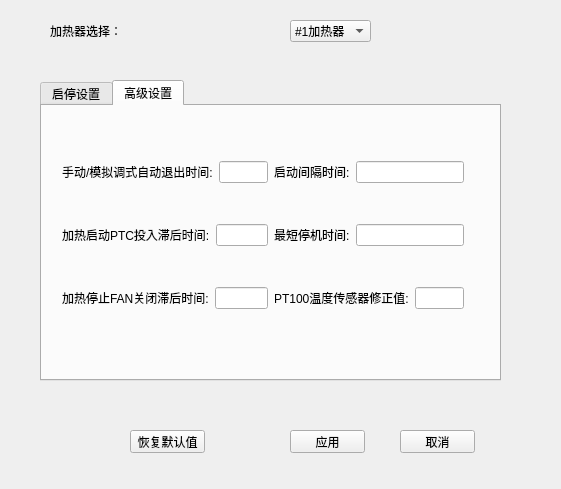
Before: the Qt Designer form cheaterparametersettings.ui in samier958/heaterClient, drawn with Qt 5.
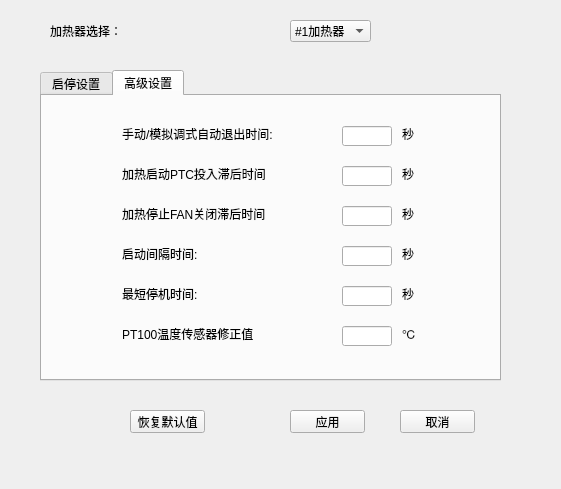
After: the same form once the commit is applied. The open tabs and pages were chosen to show the change.

Commit message: Align the form in the project.

Diff of the .ui file:
```diff
--- a/cheaterparametersettings.ui
+++ b/cheaterparametersettings.ui
@@ -17,9 +17,9 @@
    <property name="geometry">
     <rect>
      <x>40</x>
-     <y>80</y>
+     <y>70</y>
      <width>461</width>
-     <height>301</height>
+     <height>311</height>
     </rect>
    </property>
    <property name="currentIndex">
@@ -166,109 +166,239 @@
     <attribute name="title">
      <string>高级设置</string>
     </attribute>
-    <widget class="QWidget" name="layoutWidget">
+    <widget class="QLabel" name="label_18">
      <property name="geometry">
       <rect>
-       <x>20</x>
-       <y>20</y>
-       <width>402</width>
-       <height>221</height>
+       <x>360</x>
+       <y>150</y>
+       <width>16</width>
+       <height>16</height>
       </rect>
      </property>
-     <layout class="QHBoxLayout" name="horizontalLayout_11">
-      <item>
-       <layout class="QVBoxLayout" name="verticalLayout_3">
-        <item>
-         <layout class="QHBoxLayout" name="horizontalLayout_5">
-          <item>
-           <widget class="QLabel" name="label_5">
-            <property name="text">
-             <string>手动/模拟调式自动退出时间:</string>
-            </property>
-           </widget>
-          </item>
-          <item>
-           <widget class="QLineEdit" name="debugTerminateTimer"/>
-          </item>
-         </layout>
-        </item>
-        <item>
-         <layout class="QHBoxLayout" name="horizontalLayout_6">
-          <item>
-           <widget class="QLabel" name="label_6">
-            <property name="text">
-             <string>加热启动PTC投入滞后时间:</string>
-            </property>
-           </widget>
-          </item>
-          <item>
-           <widget class="QLineEdit" name="PTCDelayStart"/>
-          </item>
-         </layout>
-        </item>
-        <item>
-         <layout class="QHBoxLayout" name="horizontalLayout_7">
-          <item>
-           <widget class="QLabel" name="label_7">
-            <property name="text">
-             <string>加热停止FAN关闭滞后时间:</string>
-            </property>
-           </widget>
-          </item>
-          <item>
-           <widget class="QLineEdit" name="FANDelayStop"/>
-          </item>
-         </layout>
-        </item>
-       </layout>
-      </item>
-      <item>
-       <layout class="QVBoxLayout" name="verticalLayout_4">
-        <item>
-         <layout class="QHBoxLayout" name="horizontalLayout_8">
-          <item>
-           <widget class="QLabel" name="label_8">
-            <property name="text">
-             <string>启动间隔时间:</string>
-            </property>
-           </widget>
-          </item>
-          <item>
-           <widget class="QLineEdit" name="startInterval"/>
-          </item>
-         </layout>
-        </item>
-        <item>
-         <layout class="QHBoxLayout" name="horizontalLayout_9">
-          <item>
-           <widget class="QLabel" name="label_9">
-            <property name="text">
-             <string>最短停机时间:</string>
-            </property>
-           </widget>
-          </item>
-          <item>
-           <widget class="QLineEdit" name="minimumDowntime"/>
-          </item>
-         </layout>
-        </item>
-        <item>
-         <layout class="QHBoxLayout" name="horizontalLayout_10">
-          <item>
-           <widget class="QLabel" name="PT100TempSensorOffset_10">
-            <property name="text">
-             <string>PT100温度传感器修正值:</string>
-            </property>
-           </widget>
-          </item>
-          <item>
-           <widget class="QLineEdit" name="PT100TempSensorOffset"/>
-          </item>
-         </layout>
-        </item>
-       </layout>
-      </item>
-     </layout>
+     <property name="text">
+      <string>秒</string>
+     </property>
+    </widget>
+    <widget class="QLabel" name="label_19">
+     <property name="geometry">
+      <rect>
+       <x>360</x>
+       <y>190</y>
+       <width>16</width>
+       <height>16</height>
+      </rect>
+     </property>
+     <property name="text">
+      <string>秒</string>
+     </property>
+    </widget>
+    <widget class="QLabel" name="label_20">
+     <property name="geometry">
+      <rect>
+       <x>360</x>
+       <y>230</y>
+       <width>16</width>
+       <height>16</height>
+      </rect>
+     </property>
+     <property name="text">
+      <string>℃</string>
+     </property>
+    </widget>
+    <widget class="QLabel" name="label_6">
+     <property name="geometry">
+      <rect>
+       <x>80</x>
+       <y>70</y>
+       <width>144</width>
+       <height>16</height>
+      </rect>
+     </property>
+     <property name="text">
+      <string>加热启动PTC投入滞后时间:</string>
+     </property>
+    </widget>
+    <widget class="QLineEdit" name="PTCDelayStart">
+     <property name="geometry">
+      <rect>
+       <x>300</x>
+       <y>70</y>
+       <width>50</width>
+       <height>20</height>
+      </rect>
+     </property>
+     <property name="alignment">
+      <set>Qt::AlignCenter</set>
+     </property>
+    </widget>
+    <widget class="QLabel" name="label_16">
+     <property name="geometry">
+      <rect>
+       <x>360</x>
+       <y>70</y>
+       <width>16</width>
+       <height>16</height>
+      </rect>
+     </property>
+     <property name="text">
+      <string>秒</string>
+     </property>
+    </widget>
+    <widget class="QLabel" name="label_7">
+     <property name="geometry">
+      <rect>
+       <x>80</x>
+       <y>110</y>
+       <width>144</width>
+       <height>16</height>
+      </rect>
+     </property>
+     <property name="text">
+      <string>加热停止FAN关闭滞后时间:</string>
+     </property>
+    </widget>
+    <widget class="QLineEdit" name="FANDelayStop">
+     <property name="geometry">
+      <rect>
+       <x>300</x>
+       <y>110</y>
+       <width>50</width>
+       <height>20</height>
+      </rect>
+     </property>
+     <property name="alignment">
+      <set>Qt::AlignCenter</set>
+     </property>
+    </widget>
+    <widget class="QLabel" name="label_17">
+     <property name="geometry">
+      <rect>
+       <x>360</x>
+       <y>110</y>
+       <width>16</width>
+       <height>16</height>
+      </rect>
+     </property>
+     <property name="text">
+      <string>秒</string>
+     </property>
+    </widget>
+    <widget class="QLabel" name="label_5">
+     <property name="geometry">
+      <rect>
+       <x>80</x>
+       <y>30</y>
+       <width>160</width>
+       <height>16</height>
+      </rect>
+     </property>
+     <property name="text">
+      <string>手动/模拟调式自动退出时间:</string>
+     </property>
+    </widget>
+    <widget class="QLineEdit" name="debugTerminateTimer">
+     <property name="geometry">
+      <rect>
+       <x>300</x>
+       <y>30</y>
+       <width>50</width>
+       <height>20</height>
+      </rect>
+     </property>
+     <property name="alignment">
+      <set>Qt::AlignCenter</set>
+     </property>
+    </widget>
+    <widget class="QLabel" name="label_15">
+     <property name="geometry">
+      <rect>
+       <x>360</x>
+       <y>30</y>
+       <width>16</width>
+       <height>16</height>
+      </rect>
+     </property>
+     <property name="text">
+      <string>秒</string>
+     </property>
+    </widget>
+    <widget class="QLabel" name="label_8">
+     <property name="geometry">
+      <rect>
+       <x>80</x>
+       <y>150</y>
+       <width>100</width>
+       <height>16</height>
+      </rect>
+     </property>
+     <property name="text">
+      <string>启动间隔时间:</string>
+     </property>
+    </widget>
+    <widget class="QLineEdit" name="startInterval">
+     <property name="geometry">
+      <rect>
+       <x>300</x>
+       <y>150</y>
+       <width>50</width>
+       <height>20</height>
+      </rect>
+     </property>
+     <property name="alignment">
+      <set>Qt::AlignCenter</set>
+     </property>
+    </widget>
+    <widget class="QLabel" name="PT100TempSensorOffset_10">
+     <property name="geometry">
+      <rect>
+       <x>80</x>
+       <y>230</y>
+       <width>132</width>
+       <height>16</height>
+      </rect>
+     </property>
+     <property name="text">
+      <string>PT100温度传感器修正值:</string>
+     </property>
+    </widget>
+    <widget class="QLineEdit" name="PT100TempSensorOffset">
+     <property name="geometry">
+      <rect>
+       <x>300</x>
+       <y>230</y>
+       <width>50</width>
+       <height>20</height>
+      </rect>
+     </property>
+     <property name="alignment">
+      <set>Qt::AlignCenter</set>
+     </property>
+    </widget>
+    <widget class="QLabel" name="label_9">
+     <property name="geometry">
+      <rect>
+       <x>80</x>
+       <y>190</y>
+       <width>78</width>
+       <height>16</height>
+      </rect>
+     </property>
+     <property name="text">
+      <string>最短停机时间:</string>
+     </property>
+    </widget>
+    <widget class="QLineEdit" name="minimumDowntime">
+     <property name="geometry">
+      <rect>
+       <x>300</x>
+       <y>190</y>
+       <width>50</width>
+       <height>20</height>
+      </rect>
+     </property>
+     <property name="alignment">
+      <set>Qt::AlignCenter</set>
+     </property>
     </widget>
    </widget>
   </widget>
@@ -276,7 +406,7 @@
    <property name="geometry">
     <rect>
      <x>290</x>
-     <y>430</y>
+     <y>410</y>
      <width>75</width>
      <height>23</height>
     </rect>
@@ -289,7 +419,7 @@
    <property name="geometry">
     <rect>
      <x>400</x>
-     <y>430</y>
+     <y>410</y>
      <width>75</width>
      <height>23</height>
     </rect>
@@ -363,7 +493,7 @@
    <property name="geometry">
     <rect>
      <x>130</x>
-     <y>430</y>
+     <y>410</y>
      <width>75</width>
      <height>23</height>
     </rect>
```
Left out of the diff: 54 changed lines with no effect on the pictures. The commit also changes 13 other files.
